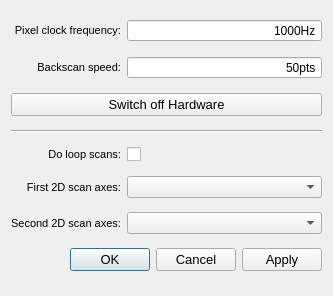
First picture: the form in qudi/gui/scanning/ui_scanner_settings.ui, repository Ulm-IQO/qudi, before the edit.
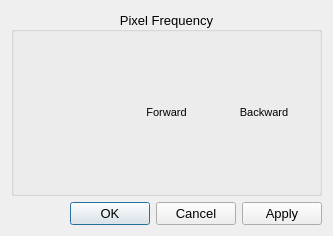
Second picture: the form after the edit. Custom widgets are drawn as their Qt base class.

Commit message: Reintroduced scan settings and optimizer settings dialogues

What changed in the file:
```diff
--- a/qudi/gui/scanning/ui_scanner_settings.ui
+++ b/qudi/gui/scanning/ui_scanner_settings.ui
@@ -7,284 +7,14 @@
     <x>0</x>
     <y>0</y>
     <width>333</width>
-    <height>296</height>
+    <height>236</height>
    </rect>
   </property>
   <property name="windowTitle">
    <string>qudi: Scanner settings</string>
   </property>
   <layout class="QGridLayout" name="gridLayout">
-   <item row="0" column="1">
-    <widget class="ScienSpinBox" name="pixel_clock_frequency_scienSpinBox">
-     <property name="sizePolicy">
-      <sizepolicy hsizetype="Expanding" vsizetype="Fixed">
-       <horstretch>0</horstretch>
-       <verstretch>0</verstretch>
-      </sizepolicy>
-     </property>
-     <property name="minimumSize">
-      <size>
-       <width>70</width>
-       <height>0</height>
-      </size>
-     </property>
-     <property name="maximumSize">
-      <size>
-       <width>16777215</width>
-       <height>16777215</height>
-      </size>
-     </property>
-     <property name="mouseTracking">
-      <bool>true</bool>
-     </property>
-     <property name="acceptDrops">
-      <bool>true</bool>
-     </property>
-     <property name="toolTip">
-      <string>&lt;html&gt;&lt;head/&gt;&lt;body&gt;&lt;p&gt;That is the inverse time how long the scanner stays at the desired position during the scan and counts.&lt;/p&gt;&lt;/body&gt;&lt;/html&gt;</string>
-     </property>
-     <property name="wrapping">
-      <bool>false</bool>
-     </property>
-     <property name="alignment">
-      <set>Qt::AlignRight|Qt::AlignTrailing|Qt::AlignVCenter</set>
-     </property>
-     <property name="buttonSymbols">
-      <enum>QAbstractSpinBox::NoButtons</enum>
-     </property>
-     <property name="accelerated">
-      <bool>true</bool>
-     </property>
-     <property name="suffix">
-      <string>Hz</string>
-     </property>
-     <property name="maximum">
-      <number>1000000</number>
-     </property>
-     <property name="value">
-      <number>1000</number>
-     </property>
-    </widget>
-   </item>
-   <item row="5" column="1">
-    <widget class="QCheckBox" name="loop_scan_checkBox">
-     <property name="enabled">
-      <bool>true</bool>
-     </property>
-     <property name="sizePolicy">
-      <sizepolicy hsizetype="Expanding" vsizetype="Fixed">
-       <horstretch>0</horstretch>
-       <verstretch>0</verstretch>
-      </sizepolicy>
-     </property>
-     <property name="minimumSize">
-      <size>
-       <width>0</width>
-       <height>0</height>
-      </size>
-     </property>
-     <property name="maximumSize">
-      <size>
-       <width>16777215</width>
-       <height>16777215</height>
-      </size>
-     </property>
-     <property name="toolTip">
-      <string>Scan continuously (automatically restart at the end of a scan).  This is useful for photo-bleaching a sample.</string>
-     </property>
-     <property name="accessibleDescription">
-      <string/>
-     </property>
-     <property name="layoutDirection">
-      <enum>Qt::LeftToRight</enum>
-     </property>
-     <property name="autoFillBackground">
-      <bool>false</bool>
-     </property>
-     <property name="text">
-      <string notr="true"/>
-     </property>
-     <property name="checked">
-      <bool>false</bool>
-     </property>
-    </widget>
-   </item>
-   <item row="1" column="1">
-    <widget class="ScienSpinBox" name="backscan_speed_scienSpinBox">
-     <property name="sizePolicy">
-      <sizepolicy hsizetype="Expanding" vsizetype="Fixed">
-       <horstretch>0</horstretch>
-       <verstretch>0</verstretch>
-      </sizepolicy>
-     </property>
-     <property name="minimumSize">
-      <size>
-       <width>70</width>
-       <height>0</height>
-      </size>
-     </property>
-     <property name="maximumSize">
-      <size>
-       <width>16777215</width>
-       <height>16777215</height>
-      </size>
-     </property>
-     <property name="mouseTracking">
-      <bool>true</bool>
-     </property>
-     <property name="acceptDrops">
-      <bool>true</bool>
-     </property>
-     <property name="toolTip">
-      <string>&lt;html&gt;&lt;head/&gt;&lt;body&gt;&lt;p&gt;That is basically the 'scan' resolution when the scanner moves backwards to prepare to scan again a line.&lt;/p&gt;&lt;/body&gt;&lt;/html&gt;</string>
-     </property>
-     <property name="alignment">
-      <set>Qt::AlignRight|Qt::AlignTrailing|Qt::AlignVCenter</set>
-     </property>
-     <property name="buttonSymbols">
-      <enum>QAbstractSpinBox::NoButtons</enum>
-     </property>
-     <property name="accelerated">
-      <bool>true</bool>
-     </property>
-     <property name="suffix">
-      <string>pts</string>
-     </property>
-     <property name="maximum">
-      <number>999999999</number>
-     </property>
-     <property name="value">
-      <number>50</number>
-     </property>
-    </widget>
-   </item>
    <item row="1" column="0">
-    <widget class="QLabel" name="label_2">
-     <property name="font">
-      <font>
-       <pointsize>8</pointsize>
-      </font>
-     </property>
-     <property name="toolTip">
-      <string>&lt;html&gt;&lt;head/&gt;&lt;body&gt;&lt;p&gt;That is basically the 'scan' resolution when the scanner moves backwards to prepare to scan again a line.&lt;/p&gt;&lt;p&gt;How many points are scanned in one line is depending on the resolution. Since the scanner is permanently counting during the scan, only the clock frequency determined the speed, how fast a line is scanned by a given resolution. If the scanner has to move back, it uses the same scan line method but just in the reverse. How many points are approached in the backwards movement depends on the 'return slowness'. If you scan with 100 point resolution and set return slowness to 25, than the return movement will be 4 times faster.&lt;/p&gt;&lt;p&gt;BE CAREFULL NOT TO USE A SMALL NUMBER, SINCE THE SCANNER MIGHT CRASH AGAINST THE BOARDER BECAUSE IT IS MOVING BACK TOO FAST!&lt;/p&gt;&lt;/body&gt;&lt;/html&gt;</string>
-     </property>
-     <property name="text">
-      <string>Backscan speed:</string>
-     </property>
-     <property name="alignment">
-      <set>Qt::AlignRight|Qt::AlignTrailing|Qt::AlignVCenter</set>
-     </property>
-    </widget>
-   </item>
-   <item row="4" column="0" colspan="2">
-    <widget class="Line" name="line">
-     <property name="orientation">
-      <enum>Qt::Horizontal</enum>
-     </property>
-    </widget>
-   </item>
-   <item row="5" column="0">
-    <widget class="QLabel" name="label_3">
-     <property name="font">
-      <font>
-       <pointsize>8</pointsize>
-      </font>
-     </property>
-     <property name="toolTip">
-      <string>&lt;html&gt;&lt;head/&gt;&lt;body&gt;&lt;p&gt;The aspect ratio will be fixed to 1:1 if checked. If not the scan will be stretched to the available area in the XY scan. &lt;/p&gt;&lt;/body&gt;&lt;/html&gt;</string>
-     </property>
-     <property name="text">
-      <string>Do loop scans:</string>
-     </property>
-     <property name="alignment">
-      <set>Qt::AlignRight|Qt::AlignTrailing|Qt::AlignVCenter</set>
-     </property>
-    </widget>
-   </item>
-   <item row="6" column="1">
-    <widget class="QComboBox" name="first_scan_axes_comboBox">
-     <property name="sizePolicy">
-      <sizepolicy hsizetype="Expanding" vsizetype="Fixed">
-       <horstretch>0</horstretch>
-       <verstretch>0</verstretch>
-      </sizepolicy>
-     </property>
-    </widget>
-   </item>
-   <item row="7" column="1">
-    <widget class="QComboBox" name="second_scan_axes_comboBox">
-     <property name="sizePolicy">
-      <sizepolicy hsizetype="Expanding" vsizetype="Fixed">
-       <horstretch>0</horstretch>
-       <verstretch>0</verstretch>
-      </sizepolicy>
-     </property>
-    </widget>
-   </item>
-   <item row="7" column="0">
-    <widget class="QLabel" name="label_5">
-     <property name="font">
-      <font>
-       <pointsize>8</pointsize>
-      </font>
-     </property>
-     <property name="text">
-      <string>Second 2D scan axes:</string>
-     </property>
-     <property name="alignment">
-      <set>Qt::AlignRight|Qt::AlignTrailing|Qt::AlignVCenter</set>
-     </property>
-    </widget>
-   </item>
-   <item row="2" column="0" colspan="2">
-    <widget class="QPushButton" name="toggle_hardware_pushButton">
-     <property name="font">
-      <font>
-       <pointsize>10</pointsize>
-      </font>
-     </property>
-     <property name="toolTip">
-      <string>&lt;html&gt;&lt;head/&gt;&lt;body&gt;&lt;p&gt;&lt;span style=&quot; font-size:10pt;&quot;&gt;This kills everything working on the nidaq. So I made this also more resilient to errors and made it come out of its locked state.&lt;/span&gt;&lt;/p&gt;&lt;p&gt;&lt;span style=&quot; font-size:10pt;&quot;&gt;Even if if throws numerous errors when trying, you can use everything normally after the hardware reset (just restart the counter twice).&lt;/span&gt;&lt;/p&gt;&lt;p&gt;&lt;span style=&quot; font-size:10pt;&quot;&gt;This also means that you should not touch qudi while running diqo since this will try to put the hardware focus back on qudi and will throw even more errors.&lt;/span&gt;&lt;/p&gt;&lt;/body&gt;&lt;/html&gt;</string>
-     </property>
-     <property name="text">
-      <string>Switch off Hardware</string>
-     </property>
-    </widget>
-   </item>
-   <item row="0" column="0">
-    <widget class="QLabel" name="label">
-     <property name="font">
-      <font>
-       <pointsize>8</pointsize>
-      </font>
-     </property>
-     <property name="toolTip">
-      <string>&lt;html&gt;&lt;head/&gt;&lt;body&gt;&lt;p&gt;That is the inverse time how long the scanner stays at the desired position during the scan and counts.&lt;/p&gt;&lt;/body&gt;&lt;/html&gt;</string>
-     </property>
-     <property name="text">
-      <string>Pixel clock frequency:</string>
-     </property>
-     <property name="alignment">
-      <set>Qt::AlignRight|Qt::AlignTrailing|Qt::AlignVCenter</set>
-     </property>
-    </widget>
-   </item>
-   <item row="6" column="0">
-    <widget class="QLabel" name="label_4">
-     <property name="font">
-      <font>
-       <pointsize>8</pointsize>
-      </font>
-     </property>
-     <property name="text">
-      <string>First 2D scan axes:</string>
-     </property>
-     <property name="alignment">
-      <set>Qt::AlignRight|Qt::AlignTrailing|Qt::AlignVCenter</set>
-     </property>
-    </widget>
-   </item>
-   <item row="8" column="0" colspan="2">
     <widget class="QDialogButtonBox" name="buttonBox">
      <property name="font">
       <font>
@@ -305,15 +35,74 @@
      </property>
     </widget>
    </item>
+   <item row="0" column="0">
+    <widget class="QGroupBox" name="groupBox">
+     <property name="sizePolicy">
+      <sizepolicy hsizetype="Preferred" vsizetype="Minimum">
+       <horstretch>0</horstretch>
+       <verstretch>0</verstretch>
+      </sizepolicy>
+     </property>
+     <property name="font">
+      <font>
+       <pointsize>10</pointsize>
+       <weight>50</weight>
+       <bold>false</bold>
+      </font>
+     </property>
+     <property name="title">
+      <string>Pixel Frequency</string>
+     </property>
+     <property name="alignment">
+      <set>Qt::AlignCenter</set>
+     </property>
+     <layout class="QGridLayout" name="axes_settings_gridLayout">
+      <item row="0" column="1">
+       <widget class="QLabel" name="label">
+        <property name="font">
+         <font>
+          <pointsize>8</pointsize>
+          <weight>50</weight>
+          <bold>false</bold>
+         </font>
+        </property>
+        <property name="text">
+         <string>Forward</string>
+        </property>
+        <property name="alignment">
+         <set>Qt::AlignCenter</set>
+        </property>
+       </widget>
+      </item>
+      <item row="0" column="0">
+       <widget class="QLabel" name="dummy_label">
+        <property name="text">
+         <string/>
+        </property>
+       </widget>
+      </item>
+      <item row="0" column="2">
+       <widget class="QLabel" name="label_2">
+        <property name="font">
+         <font>
+          <pointsize>8</pointsize>
+          <weight>50</weight>
+          <bold>false</bold>
+         </font>
+        </property>
+        <property name="text">
+         <string>Backward</string>
+        </property>
+        <property name="alignment">
+         <set>Qt::AlignCenter</set>
+        </property>
+       </widget>
+      </item>
+     </layout>
+    </widget>
+   </item>
   </layout>
  </widget>
- <customwidgets>
-  <customwidget>
-   <class>ScienSpinBox</class>
-   <extends>QSpinBox</extends>
-   <header>qudi.core.gui.qtwidgets.scientific_spinbox.h</header>
-  </customwidget>
- </customwidgets>
  <resources/>
  <connections>
   <connection>
```
Left out of the diff: 2 changed lines with no effect on the pictures. The commit also changes 3 other files.
